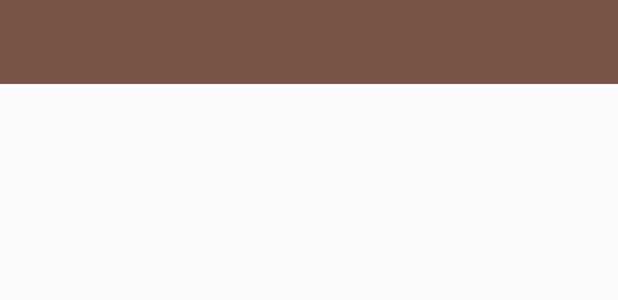
After one commit to MayuraUthpala/PDMnew, an Android app: the layout navigation_action.xml on its own in the app's theme, with its tools: preview values and no code run, on a phone screen of 412 x 824 dp. The commit adds this screen. Shown: the top 300 px of the screen. Run offline under Robolectric (Android 15) with nearby library versions, the phone set to English and light mode, and no system bars.

Commit message:
main menu updated

```diff
--- /dev/null
+++ b/app/src/main/res/layout/navigation_action.xml
@@ -0,0 +1,9 @@
+<?xml version="1.0" encoding="utf-8"?>
+<android.support.v7.widget.Toolbar xmlns:android="http://schemas.android.com/apk/res/android"
+    android:id="@+id/nav_action"
+    android:layout_width="match_parent"
+    android:layout_height="wrap_content"
+    android:background="@color/colorPrimary"
+    android:orientation="vertical">
+
+</android.support.v7.widget.Toolbar>
```
Also changed, not shown: app/src/main/java/com/example/mayur/pdm/MainActivity.java (+54 -1 lines).
